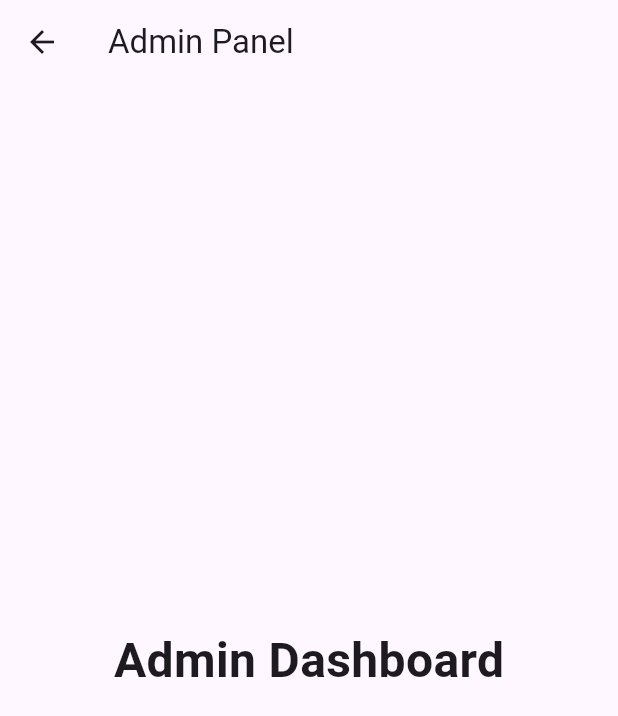
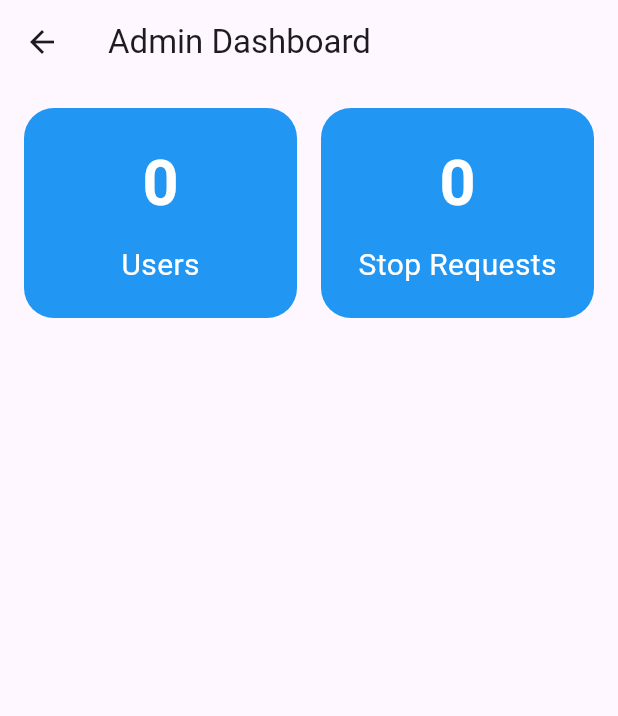
Before and after one commit to parvej-mosaraf/track-the-bus, a Flutter app: the AdminScreen screen opened directly, on a phone screen of 412 x 824 dp. Shown: the top 716 px of the screen. Run offline on Flutter 3.47's test engine with Material 3 defaults, Android fonts, the phone set to English and light mode, and no system bars; our stand-ins replace cloud_firestore, firebase_auth, firebase_core, geolocator, google_maps_flutter; accounts and stored records are empty.

Commit message:
Implemented admin dashboard

```diff
--- a/track_the_bus/lib/screens/admin_screen.dart
+++ b/track_the_bus/lib/screens/admin_screen.dart
@@ -1,3 +1,4 @@
+import 'package:cloud_firestore/cloud_firestore.dart';
 import 'package:flutter/material.dart';
 
 class AdminScreen extends StatelessWidget {
@@ -6,14 +7,128 @@ class AdminScreen extends StatelessWidget {
   @override
   Widget build(BuildContext context) {
     return Scaffold(
-      appBar: AppBar(title: const Text("Admin Panel")),
+      appBar: AppBar(title: const Text("Admin Dashboard")),
 
-      body: const Center(
-        child: Text(
-          "Admin Dashboard",
-          style: TextStyle(fontSize: 32, fontWeight: FontWeight.bold),
+      body: Padding(
+        padding: const EdgeInsets.all(16),
+
+        child: Column(
+          children: [
+            Row(
+              children: [
+                Expanded(
+                  child: dashboardCard(
+                    title: "Users",
+                    stream: FirebaseFirestore.instance
+                        .collection('users')
+                        .snapshots(),
+                  ),
+                ),
+
+                const SizedBox(width: 16),
+
+                Expanded(
+                  child: dashboardCard(
+                    title: "Stop Requests",
+                    stream: FirebaseFirestore.instance
+                        .collection('stop_requests')
+                        .where('status', isEqualTo: 'pending')
+                        .snapshots(),
+                  ),
+                ),
+              ],
+            ),
+
+            const SizedBox(height: 20),
+
+            Expanded(
+              child: StreamBuilder<QuerySnapshot>(
+                stream: FirebaseFirestore.instance
+                    .collection('users')
+                    .snapshots(),
+
+                builder: (context, snapshot) {
+                  if (!snapshot.hasData) {
+                    return const Center(child: CircularProgressIndicator());
+                  }
+
+                  final users = snapshot.data!.docs;
+
+                  return ListView.builder(
+                    itemCount: users.length,
+
+                    itemBuilder: (context, index) {
+                      final user = users[index];
+
+                      return Card(
+                        child: ListTile(
+                          leading: const Icon(Icons.person),
+
+                          title: Text(user['email']),
+
+                          subtitle: Text("Role: ${user['role']}"),
+                        ),
+                      );
+                    },
+                  );
+                },
+              ),
+            ),
+          ],
         ),
       ),
     );
   }
+
+  Widget dashboardCard({
+    required String title,
+
+    required Stream<QuerySnapshot> stream,
+  }) {
+    return StreamBuilder<QuerySnapshot>(
+      stream: stream,
+
+      builder: (context, snapshot) {
+        int count = 0;
+
+        if (snapshot.hasData) {
+          count = snapshot.data!.docs.length;
+        }
+
+        return Container(
+          height: 140,
+
+          decoration: BoxDecoration(
+            color: Colors.blue,
+
+            borderRadius: BorderRadius.circular(20),
+          ),
+
+          child: Center(
+            child: Column(
+              mainAxisAlignment: MainAxisAlignment.center,
+
+              children: [
+                Text(
+                  count.toString(),
+                  style: const TextStyle(
+                    fontSize: 42,
+                    color: Colors.white,
+                    fontWeight: FontWeight.bold,
+                  ),
+                ),
+
+                const SizedBox(height: 10),
+
+                Text(
+                  title,
+                  style: const TextStyle(fontSize: 20, color: Colors.white),
+                ),
+              ],
+            ),
+          ),
+        );
+      },
+    );
+  }
 }
```
